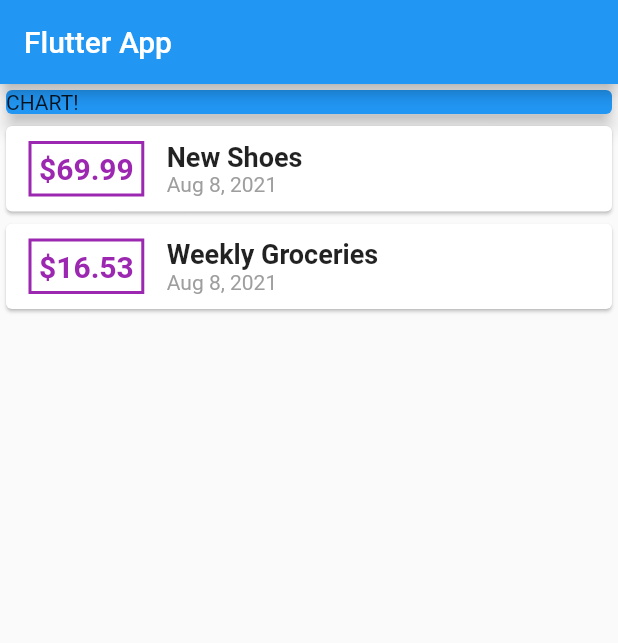
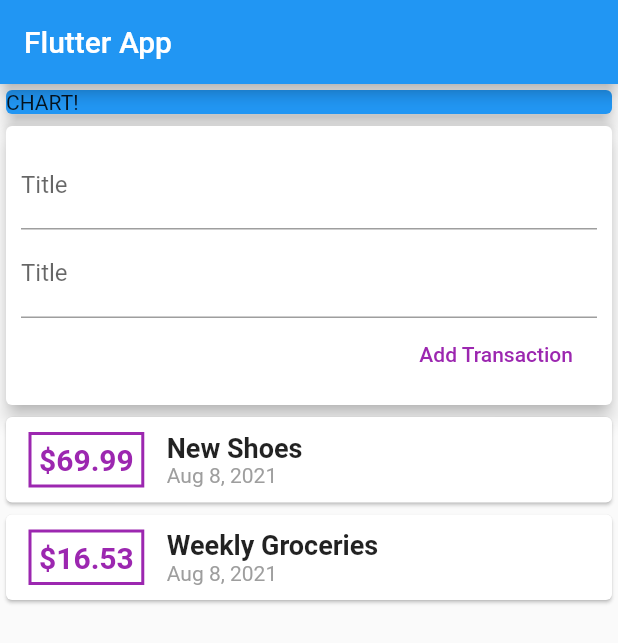
Before and after one commit to ExpertKiD/flutter_complete_guide, a Flutter app: the screen it shows after launch, on a phone screen of 412 x 824 dp. Shown: the top 643 px of the screen. Run offline on Flutter 3.47's test engine with Material 2 defaults, Android fonts, the phone set to English and light mode, and no system bars.

Commit message:
Add form for adding transaction

```diff
--- a/lib/main.dart
+++ b/lib/main.dart
@@ -46,6 +46,36 @@ class MyHomePage extends StatelessWidget {
                 color: Colors.blue,
                 child: Text('CHART!'),
                 elevation: 5,
+              ),
+            ),
+            Card(
+              elevation: 5,
+              child: Container(
+                padding: EdgeInsets.all(10),
+                child: Column(
+                  crossAxisAlignment: CrossAxisAlignment.end,
+                  children: <Widget>[
+                    TextField(
+                      autocorrect: true,
+                      decoration: InputDecoration(
+                        labelText: 'Title',
+                      ),
+                    ),
+                    TextField(
+                      autocorrect: true,
+                      decoration: InputDecoration(
+                        labelText: 'Title',
+                      ),
+                    ),
+                    FlatButton(
+                      onPressed: null,
+                      child: Text(
+                        'Add Transaction',
+                        style: TextStyle(color: Colors.purple),
+                      ),
+                    )
+                  ],
+                ),
               ),
             ),
             Column(
```
